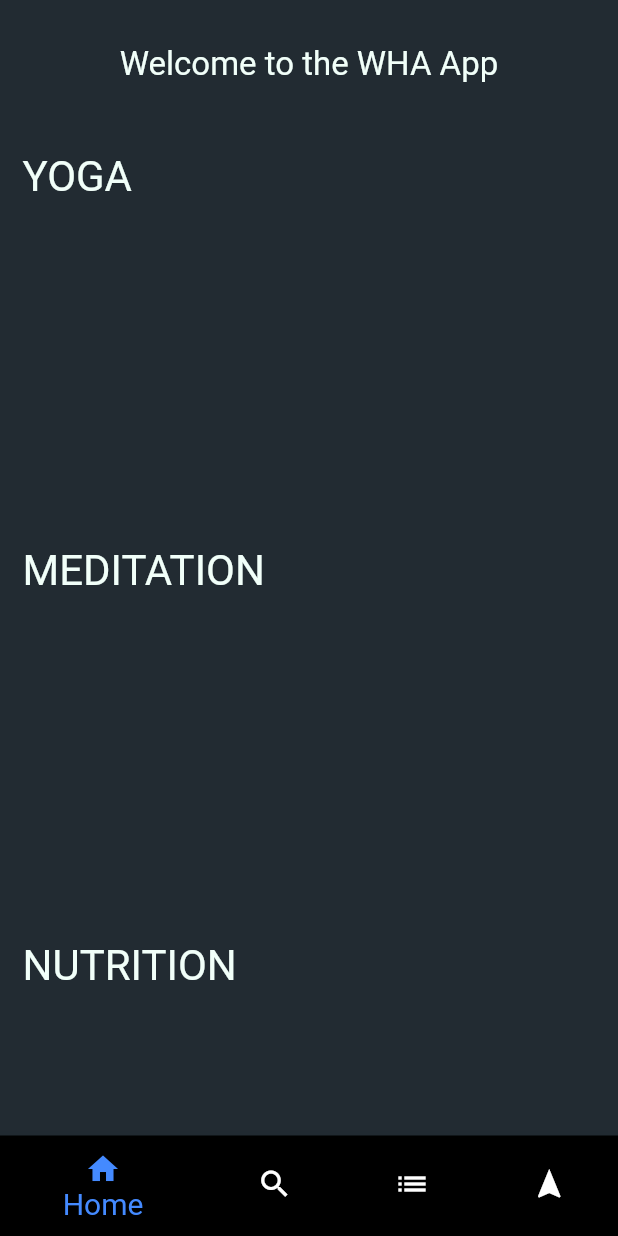
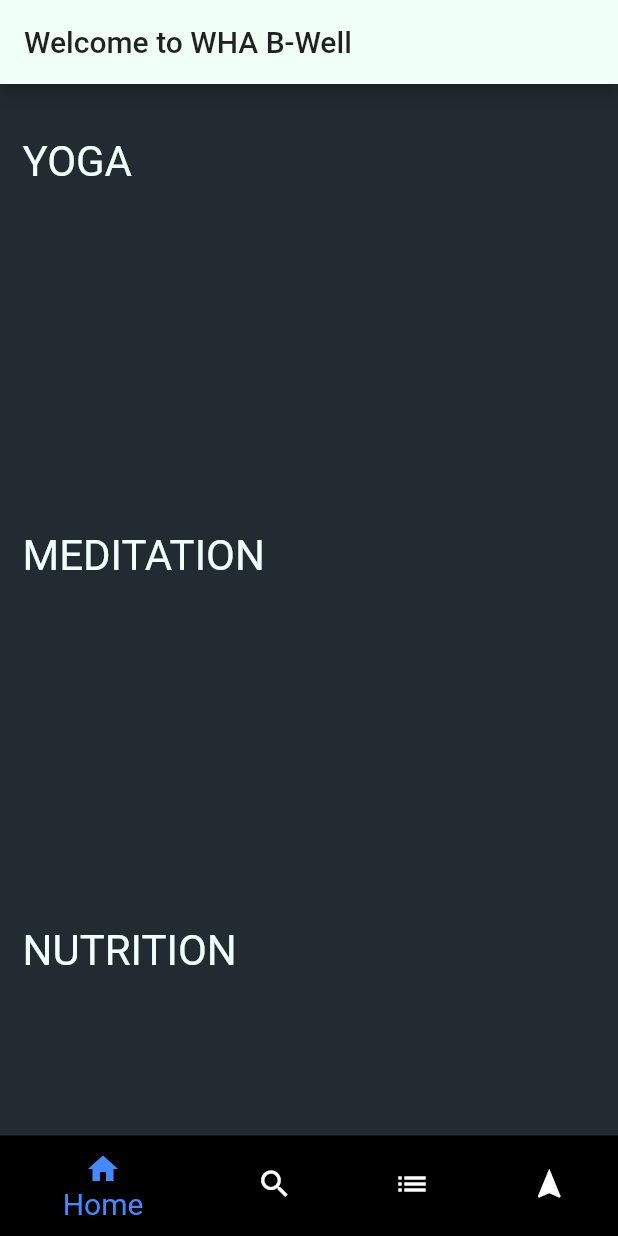
Before and after one commit to sgovil5/wha_app3, a Flutter app: the screen it shows once a user with an empty profile is signed in, on a phone screen of 412 x 824 dp. Run offline on Flutter 3.47's test engine with Material 2 defaults, Android fonts, the phone set to English and light mode, and no system bars; our stand-ins replace cloud_firestore, file_picker, firebase_auth, firebase_storage, flutter_swiper, image_picker; missing offline and left inert: syncfusion_flutter_pdfviewer; accounts and stored records are empty.

Commit message:
added acupunture

```diff
--- a/lib/screens/article_search_screen.dart
+++ b/lib/screens/article_search_screen.dart
@@ -81,7 +81,7 @@ class ArticleSearchScreen extends StatelessWidget {
             buildModalitySection(context, 'Yoga'),
             buildModalitySection(context, 'Meditation'),
             buildModalitySection(context, 'Nutrition'),
-            buildModalitySection(context, 'NaturoMedicine'),
+            buildModalitySection(context, 'Acupuncture'),
             buildModalitySection(context, 'Ayurveda'),
             buildModalitySection(context, 'BodyWorks'),
             buildModalitySection(context, 'Other'),
--- a/lib/screens/articles/article_overview_screen.dart
+++ b/lib/screens/articles/article_overview_screen.dart
@@ -18,20 +18,16 @@ class ArticleOverviewScreen extends StatelessWidget {
   @override
   Widget build(BuildContext context) {
     return Scaffold(
+      appBar: AppBar(
+        title: Text("Welcome to WHA B-Well"),
+      ),
       body: SingleChildScrollView(
         scrollDirection: Axis.vertical,
         child: Column(
           children: [
-            Container(
-              alignment: Alignment.center,
-              margin: EdgeInsets.fromLTRB(15, 30, 15, 30),
-              child: Text(
-                'Welcome to the WHA App',
-                style: TextStyle(
-                  color: Theme.of(context).primaryColor,
-                  fontSize: 22,
-                ),
-              ),
+            SizedBox(
+              height: 20,
+              width: double.infinity,
             ),
             ArticleItem(
               modality: 'yoga',
@@ -43,7 +39,7 @@ class ArticleOverviewScreen extends StatelessWidget {
               modality: 'nutrition',
             ),
             ArticleItem(
-              modality: 'naturomedicine',
+              modality: 'acupuncture',
             ),
             ArticleItem(
               modality: 'ayurveda',
```
Also changed, not shown: lib/screens/articles/article_submit_form.dart (+5 -5 lines), 1 other file.
